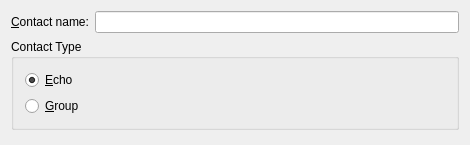
Above: protocols/testbed/testbedaddui.ui from KDE/kopete before the change. Below: the same form after it.
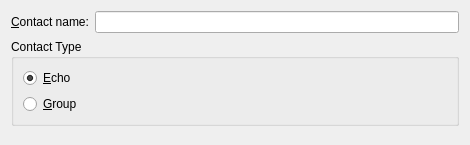
That is the form after the change.

```diff
--- a/protocols/testbed/testbedaddui.ui
+++ b/protocols/testbed/testbedaddui.ui
@@ -105,8 +105,6 @@
    </item>
   </layout>
  </widget>
- <layoutdefault spacing="6" margin="11" />
- <pixmapfunction>qPixmapFromMimeSource</pixmapfunction>
  <resources/>
  <connections/>
 </ui>
```
